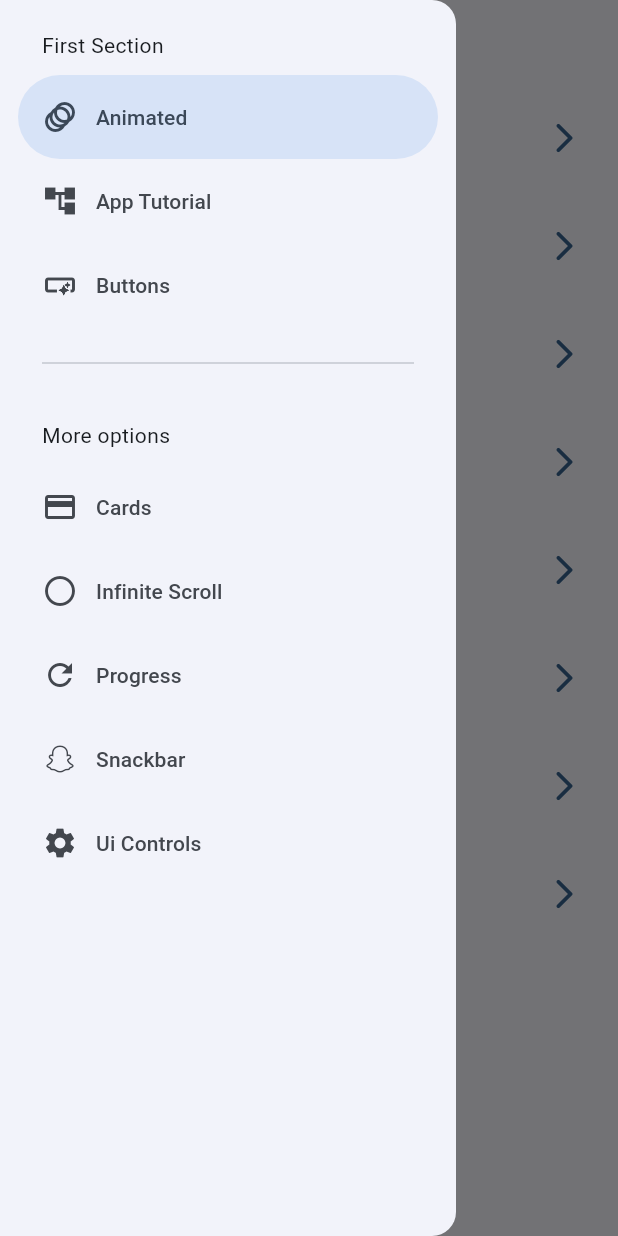
After one commit to matiasbaez/flutter-widgets, a Flutter app: the screen it shows after launch, with the side drawer open, on a phone screen of 412 x 824 dp. The commit adds this screen. Run offline on Flutter 3.47's test engine with Material 3 defaults, Android fonts, the phone set to English and light mode, and no system bars; our stand-ins replace animate_do, go_router.

Commit message:
Added side menu (drawer)

```diff
--- a/lib/presentation/screens/home/home_screen.dart
+++ b/lib/presentation/screens/home/home_screen.dart
@@ -1,6 +1,8 @@
 import 'package:flutter/material.dart';
 import 'package:go_router/go_router.dart';
+
 import 'package:widgets_app/config/menu/menu_items.dart';
+import 'package:widgets_app/presentation/widgets/widgets.dart';
 
 class HomeScreen extends StatelessWidget {
 
@@ -10,11 +12,16 @@ class HomeScreen extends StatelessWidget {
 
   @override
   Widget build(BuildContext context) {
+
+    final scaffoldKey = GlobalKey<ScaffoldState>();
+
     return Scaffold(
+      key: scaffoldKey,
       appBar: AppBar(
         title: const Text('Flutter + Material 3'),
       ),
       body: const _HomeView(),
+      drawer: SideMenu(scaffoldKey: scaffoldKey),
     );
   }
 }
--- /dev/null
+++ b/lib/presentation/widgets/side_menu.dart
@@ -0,0 +1,71 @@
+
+import 'package:flutter/material.dart';
+import 'package:go_router/go_router.dart';
+
+import 'package:widgets_app/config/menu/menu_items.dart';
+
+class SideMenu extends StatefulWidget {
+
+  final GlobalKey<ScaffoldState> scaffoldKey;
+
+  const SideMenu({super.key, required this.scaffoldKey});
+
+  @override
+  State<SideMenu> createState() => _SideMenuState();
+}
+
+class _SideMenuState extends State<SideMenu> {
+
+  int navDrawerIndex = 0;
+
+  @override
+  Widget build(BuildContext context) {
+
+    final paddingTop = MediaQuery.of(context).viewPadding.top > 35;
+
+    return NavigationDrawer(
+      selectedIndex: navDrawerIndex,
+      onDestinationSelected: (value) {
+        navDrawerIndex = value;
+        setState(() {});
+
+        final menuItem = appMenuItems[value];
+        context.push(menuItem.link);
+        // Close Drawer always after navigate
+        widget.scaffoldKey.currentState?.closeDrawer();
+      },
+      children: [
+
+        Padding(
+          padding: EdgeInsets.fromLTRB(28, paddingTop ? 5 : 20, 16, 10),
+          child: const Text('First Section'),
+        ),
+
+        ...appMenuItems
+        .sublist(0, 3)
+        .map((menuItem) => NavigationDrawerDestination(
+          icon: Icon(menuItem.icon),
+          label: Text(menuItem.title),
+        )).toList(),
+
+        const Padding(
+          padding: EdgeInsets.fromLTRB(28, 16, 28, 10),
+          child: Divider(),
+        ),
+
+        const Padding(
+          padding: EdgeInsets.fromLTRB(28, 20, 16, 10),
+          child: Text('More options'),
+        ),
+
+        ...appMenuItems
+        .sublist(3)
+        .map((menuItem) => NavigationDrawerDestination(
+          icon: Icon(menuItem.icon),
+          label: Text(menuItem.title),
+        )).toList(),
+
+      ],
+    );
+  }
+}
--- /dev/null
+++ b/lib/presentation/widgets/widgets.dart
@@ -0,0 +1,2 @@
+
+export 'package:widgets_app/presentation/widgets/side_menu.dart';
```
